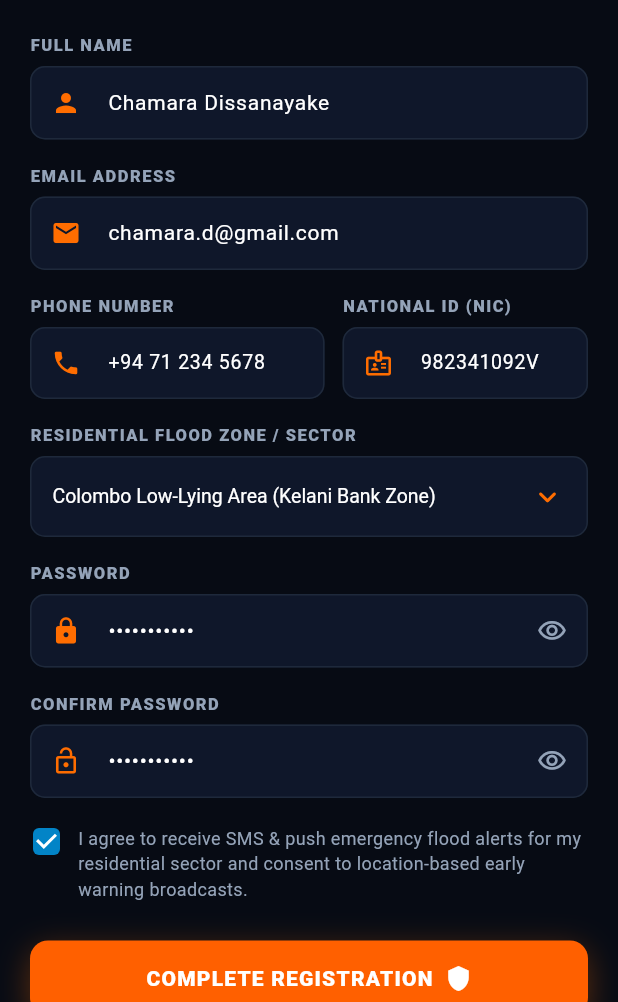
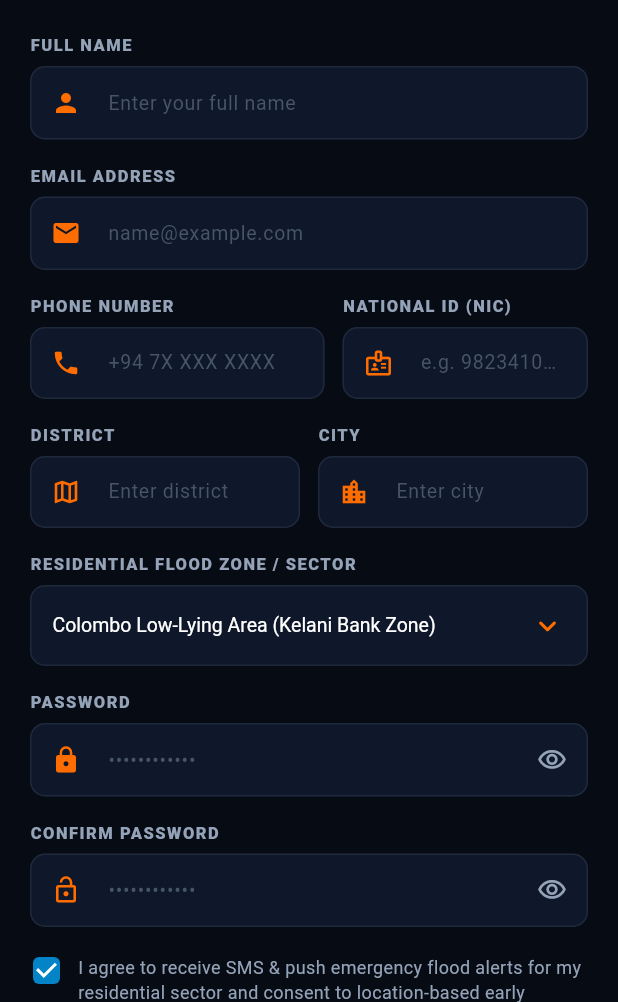
Before and after one commit to shenalsnr/flood_disaster_App, a Flutter app: the ResponderRegisterScreen screen opened directly, on a phone screen of 412 x 824 dp, the part 234-1236 px from its top. Run offline on Flutter 3.47's test engine with Material 3 defaults, Android fonts, the phone set to English and light mode, and no system bars; our stand-ins replace cloud_firestore, firebase_auth, firebase_core, flutter_map, image_picker, latlong2; accounts and stored records are empty; statements that could not run were skipped.

Commit message:
remove auto fill credentials from login and register pages

```diff
--- a/lib/features/component4_control_center/data/models/responder_models.dart
+++ b/lib/features/component4_control_center/data/models/responder_models.dart
@@ -143,6 +143,8 @@ class UserProfile {
   final String email;
   final String phoneNumber;
   final String nic;
+  final String district;
+  final String city;
   final String floodZone;
   final String role; // responder, citizen, volunteer, campLeader
   final String? photoUrl;
@@ -153,6 +155,8 @@ class UserProfile {
     required this.email,
     required this.phoneNumber,
     required this.nic,
+    this.district = '',
+    this.city = '',
     required this.floodZone,
     required this.role,
     this.photoUrl,
@@ -165,6 +169,8 @@ class UserProfile {
       'email': email.toLowerCase().trim(),
       'phoneNumber': phoneNumber,
       'nic': nic,
+      'district': district,
+      'city': city,
       'floodZone': floodZone,
       'role': role,
       'password': ?password,
@@ -180,6 +186,8 @@ class UserProfile {
       email: map['email'] as String? ?? id,
       phoneNumber: map['phoneNumber'] as String? ?? '',
       nic: map['nic'] as String? ?? '',
+      district: map['district'] as String? ?? '',
+      city: map['city'] as String? ?? '',
       floodZone: map['floodZone'] as String? ?? '',
       role: map['role'] as String? ?? 'responder',
       photoUrl: map['photoUrl'] as String?,
@@ -192,6 +200,8 @@ class UserProfile {
     String? email,
     String? phoneNumber,
     String? nic,
+    String? district,
+    String? city,
     String? floodZone,
     String? role,
     String? photoUrl,
@@ -202,6 +212,8 @@ class UserProfile {
       email: email ?? this.email,
       phoneNumber: phoneNumber ?? this.phoneNumber,
       nic: nic ?? this.nic,
+      district: district ?? this.district,
+      city: city ?? this.city,
       floodZone: floodZone ?? this.floodZone,
       role: role ?? this.role,
       photoUrl: photoUrl ?? this.photoUrl,
--- a/lib/features/component4_control_center/data/services/auth_firebase_service.dart
+++ b/lib/features/component4_control_center/data/services/auth_firebase_service.dart
@@ -61,6 +61,8 @@ class AuthFirebaseService {
     required String email,
     required String phoneNumber,
     required String nic,
+    String district = '',
+    String city = '',
     required String floodZone,
     required String password,
     required String role,
@@ -73,6 +75,8 @@ class AuthFirebaseService {
       'email': cleanEmail,
       'phoneNumber': phoneNumber.trim(),
       'nic': nic.trim(),
+      'district': district.trim(),
+      'city': city.trim(),
       'floodZone': floodZone.trim(),
       'role': role,
       'password': password,
@@ -104,6 +108,8 @@ class AuthFirebaseService {
       email: cleanEmail,
       phoneNumber: phoneNumber.trim(),
       nic: nic.trim(),
+      district: district.trim(),
+      city: city.trim(),
       floodZone: floodZone.trim(),
       role: role,
     );
--- a/lib/features/component4_control_center/presentation/screens/responder_login_screen.dart
+++ b/lib/features/component4_control_center/presentation/screens/responder_login_screen.dart
@@ -24,7 +24,6 @@ class ResponderLoginScreen extends StatefulWidget {
 }
 
 class _ResponderLoginScreenState extends State<ResponderLoginScreen> {
-  late UserRole _currentRole;
   final _emailController = TextEditingController();
   final _passwordController = TextEditingController();
   bool _obscurePassword = true;
@@ -34,33 +33,9 @@ class _ResponderLoginScreenState extends State<ResponderLoginScreen> {
   @override
   void initState() {
     super.initState();
-    _currentRole = widget.initialRole;
+    // Only fill email if it was passed from the registration screen
     if (widget.initialEmail != null && widget.initialEmail!.isNotEmpty) {
       _emailController.text = widget.initialEmail!;
-      _passwordController.text = 'Secure@1234';
-    } else {
-      _populateRoleCredentials();
-    }
-  }
-
-  void _populateRoleCredentials() {
-    switch (_currentRole) {
-      case UserRole.responder:
-        _emailController.text = 'n.perera@dispatched.gov.lk';
-        _passwordController.text = 'Disaster@2026';
-        break;
-      case UserRole.citizen:
-        _emailController.text = 'chamara.d@gmail.com';
-        _passwordController.text = 'Secure@1234';
-        break;
-      case UserRole.volunteer:
-        _emailController.text = 'volunteer.kapila@dmc.org';
-        _passwordController.text = 'Report@2026';
-        break;
-      case UserRole.campLeader:
-        _emailController.text = 'leader.rohan@relief.gov.lk';
-        _passwordController.text = 'Camp@2026';
-        break;
     }
   }
 
@@ -175,7 +150,8 @@ class _ResponderLoginScreenState extends State<ResponderLoginScreen> {
     if (targetEmail.isEmpty) {
       ScaffoldMessenger.of(context).showSnackBar(
         const SnackBar(
-          content: Text('Please enter your email address first to receive the OTP code.'),
+          content: Text(
+              'Please enter your email address first to receive the OTP code.'),
           backgroundColor: Colors.redAccent,
         ),
       );
@@ -427,7 +403,8 @@ class _ResponderLoginScreenState extends State<ResponderLoginScreen> {
                   if (enteredOtp != randomOtp) {
                     ScaffoldMessenger.of(context).showSnackBar(
                       const SnackBar(
-                        content: Text('Invalid OTP code. Please enter the code sent to your email.'),
+                        content: Text(
+                            'Invalid OTP code. Please enter the code sent to your email.'),
                         backgroundColor: Colors.redAccent,
                       ),
                     );
@@ -437,7 +414,8 @@ class _ResponderLoginScreenState extends State<ResponderLoginScreen> {
                   if (newPin.length < 4) {
                     ScaffoldMessenger.of(context).showSnackBar(
                       const SnackBar(
-                        content: Text('Please enter a valid PIN or password (min 4 characters).'),
+                        content: Text(
+                            'Please enter a valid PIN or password (min 4 characters).'),
                         backgroundColor: Colors.redAccent,
                       ),
                     );
@@ -500,7 +478,7 @@ class _ResponderLoginScreenState extends State<ResponderLoginScreen> {
           child: Column(
             crossAxisAlignment: CrossAxisAlignment.stretch,
             children: [
-              // Top Bar with Circular Back Button (Matching Image 1)
+              // Top Bar with Circular Back Button
               Row(
                 children: [
                   GestureDetector(
@@ -548,7 +526,7 @@ class _ResponderLoginScreenState extends State<ResponderLoginScreen> {
 
               const SizedBox(height: 22),
 
-              // Top Brand Card (Matching Image 1)
+              // Top Brand Card
               Container(
                 padding: const EdgeInsets.all(14),
                 decoration: BoxDecoration(
@@ -610,14 +588,14 @@ class _ResponderLoginScreenState extends State<ResponderLoginScreen> {
 
               const SizedBox(height: 20),
 
-              // Field 1: OFFICIAL WORK EMAIL
+              // Field 1: EMAIL
               _buildFieldLabel('OFFICIAL WORK EMAIL'),
               TextField(
                 controller: _emailController,
                 style: const TextStyle(color: Colors.white, fontSize: 14),
                 keyboardType: TextInputType.emailAddress,
                 decoration: _buildInputDecoration(
-                  hint: 'n.perera@dispatched.gov.lk',
+                  hint: 'Enter your email',
                   icon: Icons.email,
                 ),
               ),
@@ -631,7 +609,7 @@ class _ResponderLoginScreenState extends State<ResponderLoginScreen> {
                 obscureText: _obscurePassword,
                 style: const TextStyle(color: Colors.white, fontSize: 14),
                 decoration: _buildInputDecoration(
-                  hint: '••••••••••••',
+                  hint: 'Enter your password',
                   icon: Icons.lock,
                   suffix: IconButton(
                     icon: Icon(
@@ -650,7 +628,7 @@ class _ResponderLoginScreenState extends State<ResponderLoginScreen> {
 
               const SizedBox(height: 14),
 
-              // Remember credentials & Reset PIN? Row (Matching Image 1)
+              // Remember credentials & Reset PIN? Row
               Row(
                 mainAxisAlignment: MainAxisAlignment.spaceBetween,
                 children: [
@@ -697,7 +675,7 @@ class _ResponderLoginScreenState extends State<ResponderLoginScreen> {
 
               const SizedBox(height: 36),
 
-              // Primary Button: AUTHENTICATE & LOGIN ➔ (Matching Image 1)
+              // Primary Button: AUTHENTICATE & LOGIN
               Container(
                 decoration: BoxDecoration(
                   borderRadius: BorderRadius.circular(12),
@@ -750,7 +728,7 @@ class _ResponderLoginScreenState extends State<ResponderLoginScreen> {
 
               const SizedBox(height: 22),
 
-              // Bottom Link: New officer? Registration (Matching Image 1)
+              // Bottom Link: New officer? Registration
               Row(
                 mainAxisAlignment: MainAxisAlignment.center,
                 children: [
--- a/lib/features/component4_control_center/presentation/screens/responder_register_screen.dart
+++ b/lib/features/component4_control_center/presentation/screens/responder_register_screen.dart
@@ -14,13 +14,15 @@ class ResponderRegisterScreen extends StatefulWidget {
 
 class _ResponderRegisterScreenState extends State<ResponderRegisterScreen> {
   final _formKey = GlobalKey<FormState>();
-  final _nameController = TextEditingController(text: 'Chamara Dissanayake');
-  final _emailController = TextEditingController(text: 'chamara.d@gmail.com');
-  final _phoneController = TextEditingController(text: '+94 71 234 5678');
-  final _nicController = TextEditingController(text: '982341092V');
+  final _nameController = TextEditingController();
+  final _emailController = TextEditingController();
+  final _phoneController = TextEditingController();
+  final _nicController = TextEditingController();
+  final _districtController = TextEditingController();
+  final _cityController = TextEditingController();
   final _customSectorController = TextEditingController();
-  final _passwordController = TextEditingController(text: 'Secure@1234');
-  final _confirmPasswordController = TextEditingController(text: 'Secure@1234');
+  final _passwordController = TextEditingController();
+  final _confirmPasswordController = TextEditingController();
 
   String _selectedSector = 'Colombo Low-Lying Area (Kelani Bank Zone)';
   final String _selectedRole = 'responder';
@@ -44,6 +46,8 @@ class _ResponderRegisterScreenState extends State<ResponderRegisterScreen> {
     _emailController.dispose();
     _phoneController.dispose();
     _nicController.dispose();
+    _districtController.dispose();
+    _cityController.dispose();
     _customSectorController.dispose();
     _passwordController.dispose();
     _confirmPasswordController.dispose();
@@ -78,6 +82,8 @@ class _ResponderRegisterScreenState extends State<ResponderRegisterScreen> {
         email: _emailController.text.trim(),
         phoneNumber: _phoneController.text.trim(),
         nic: _nicController.text.trim(),
+        district: _districtController.text.trim(),
+        city: _cityController.text.trim(),
         floodZone: finalSector,
         password: _passwordController.text,
         role: _selectedRole,
@@ -359,6 +365,56 @@ class _ResponderRegisterScreenState extends State<ResponderRegisterScreen> {
                             ),
                             validator: (v) => v == null || v.isEmpty
                                 ? 'Enter NIC'
+                                : null,
+                          ),
+                        ],
+                      ),
+                    ),
+                  ],
+                ),
+
+                const SizedBox(height: 16),
+
+                // Field: DISTRICT & CITY (2 Column Row)
+                Row(
+                  crossAxisAlignment: CrossAxisAlignment.start,
+                  children: [
+                    Expanded(
+                      child: Column(
+                        crossAxisAlignment: CrossAxisAlignment.start,
+                        children: [
+                          _buildFieldLabel('DISTRICT'),
+                          TextFormField(
+                            controller: _districtController,
+                            style: const TextStyle(
+                                color: Colors.white, fontSize: 13),
+                            decoration: _buildInputDecoration(
+                              hint: 'Enter district',
+                              icon: Icons.map_outlined,
+                            ),
+                            validator: (v) => v == null || v.trim().isEmpty
+                                ? 'Enter district'
+                                : null,
+                          ),
+                        ],
+                      ),
+                    ),
+                    const SizedBox(width: 12),
+                    Expanded(
+                      child: Column(
+                        crossAxisAlignment: CrossAxisAlignment.start,
+                        children: [
+                          _buildFieldLabel('CITY'),
+                          TextFormField(
+                            controller: _cityController,
+                            style: const TextStyle(
+                                color: Colors.white, fontSize: 13),
+                            decoration: _buildInputDecoration(
+                              hint: 'Enter city',
+                              icon: Icons.location_city_outlined,
+                            ),
+                            validator: (v) => v == null || v.trim().isEmpty
+                                ? 'Enter city'
                                 : null,
                           ),
                         ],
--- a/lib/main.dart
+++ b/lib/main.dart
@@ -2,7 +2,6 @@ import 'package:firebase_core/firebase_core.dart';
 import 'package:flutter/material.dart';
 import 'package:flutter/services.dart';
 
-import 'features/component1_evacuation/presentation/screens/citizen_dashboard_screen.dart';
 
 import 'firebase_options.dart';
 import 'features/component4_control_center/presentation/screens/responder_register_screen.dart';
```
